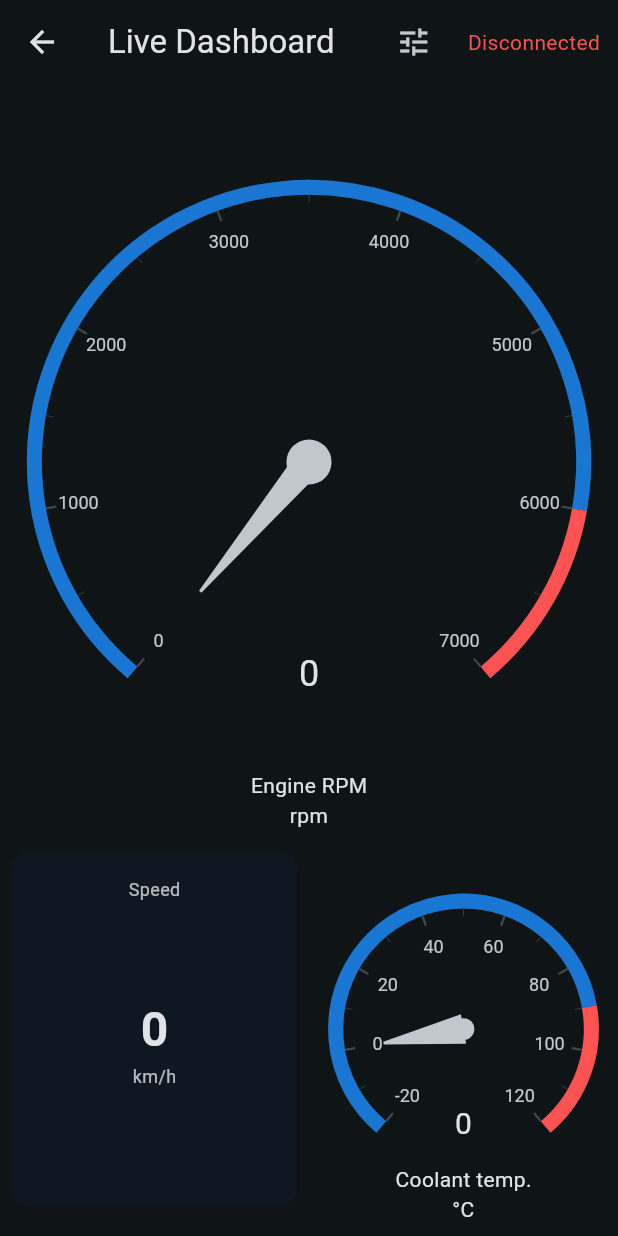
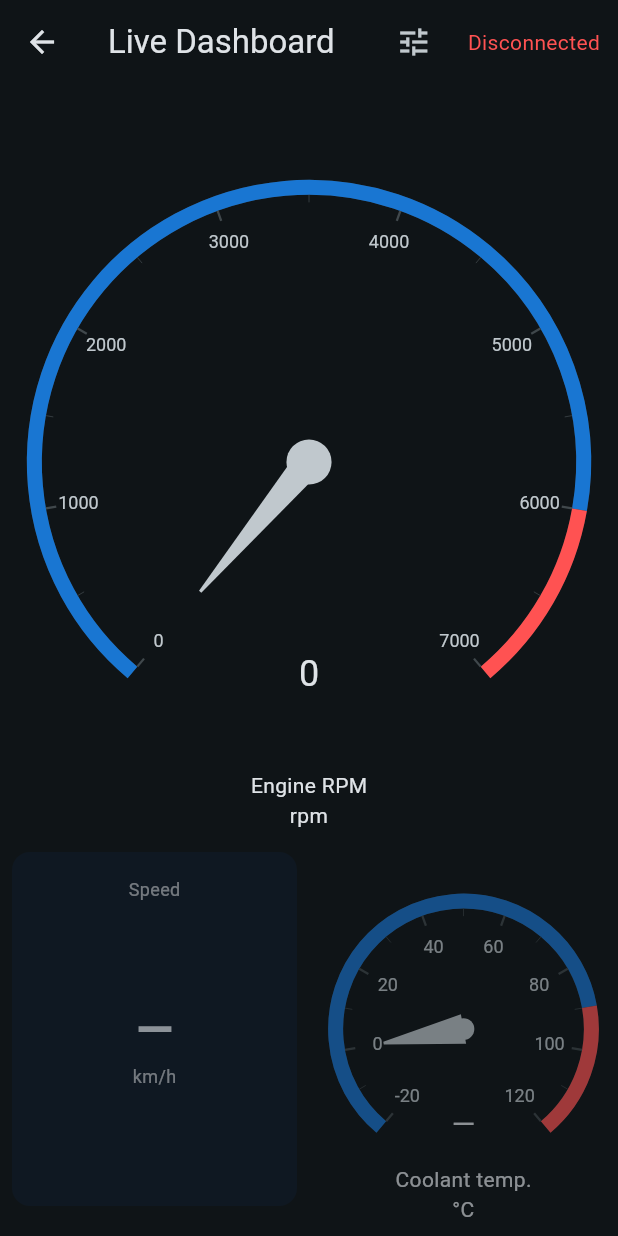
Before and after one commit to Phatjiro/CSA_PRO, a Flutter app: the DashboardScreen screen opened directly with empty values, on a phone screen of 412 x 824 dp. Run offline on Flutter 3.47's test engine with Material 3 defaults, Android fonts, the phone set to English and light mode, and no system bars; drawn by our look-alikes of syncfusion_flutter_gauges; our stand-ins replace fl_chart.

Commit message:
update log dashboard

```diff
--- a/flutter-car-scanner/lib/screens/dashboard_screen.dart
+++ b/flutter-car-scanner/lib/screens/dashboard_screen.dart
@@ -29,6 +29,8 @@ class DashboardScreen extends StatefulWidget {
 }
 
 class _DashboardScreenState extends State<DashboardScreen> {
+  static const Duration _staleAfter = Duration(seconds: 2);
+  final Map<Metric, DateTime> _lastUpdated = <Metric, DateTime>{};
   ObdLiveData _data = const ObdLiveData(
     engineRpm: 0,
     vehicleSpeedKmh: 0,
@@ -124,6 +126,7 @@ class _DashboardScreenState extends State<DashboardScreen> {
     widget.client.dataStream.listen((event) {
       setState(() {
         _data = event;
+        _markUpdatedFromEnabledPids();
       });
     });
     // Ban đầu, chỉ bật các PIDs cho trang 1 (RPM, Speed, Coolant)
@@ -210,122 +213,123 @@ class _DashboardScreenState extends State<DashboardScreen> {
   }
 
   Widget _metricTile(Metric m) {
+    final stale = _isStale(m);
     switch (m) {
       case Metric.speed:
-        return _tile('Speed', '${_data.vehicleSpeedKmh}', unit: 'km/h');
+        return _tile('Speed', stale ? '—' : '${_data.vehicleSpeedKmh}', unit: 'km/h', stale: stale);
       case Metric.coolant:
-        return _coolantGauge(_data.coolantTempC);
+        return _coolantGauge(_data.coolantTempC, stale: stale);
       case Metric.intake:
-        return _tile('Intake temp', '${_data.intakeTempC}', unit: '°C');
+        return _tile('Intake temp', stale ? '—' : '${_data.intakeTempC}', unit: '°C', stale: stale);
       case Metric.throttle:
-        return _tile('Throttle', '${_data.throttlePositionPercent}', unit: '%');
+        return _tile('Throttle', stale ? '—' : '${_data.throttlePositionPercent}', unit: '%', stale: stale);
       case Metric.fuel:
-        return _tile('Fuel level', '${_data.fuelLevelPercent}', unit: '%');
+        return _tile('Fuel level', stale ? '—' : '${_data.fuelLevelPercent}', unit: '%', stale: stale);
       case Metric.load:
-        return _tile('Engine load', '${_data.engineLoadPercent}', unit: '%');
+        return _tile('Engine load', stale ? '—' : '${_data.engineLoadPercent}', unit: '%', stale: stale);
       case Metric.map:
-        return _tile('MAP', '${_data.mapKpa}', unit: 'kPa');
+        return _tile('MAP', stale ? '—' : '${_data.mapKpa}', unit: 'kPa', stale: stale);
       case Metric.baro:
-        return _tile('Baro', '${_data.baroKpa}', unit: 'kPa');
+        return _tile('Baro', stale ? '—' : '${_data.baroKpa}', unit: 'kPa', stale: stale);
       case Metric.maf:
-        return _tile('MAF', '${_data.mafGs}', unit: 'g/s');
+        return _tile('MAF', stale ? '—' : '${_data.mafGs}', unit: 'g/s', stale: stale);
       case Metric.voltage:
-        return _tile('Voltage', _format1(_data.voltageV), unit: 'V');
+        return _tile('Voltage', stale ? '—' : _format1(_data.voltageV), unit: 'V', stale: stale);
       case Metric.ambient:
-        return _tile('Ambient', '${_data.ambientTempC}', unit: '°C');
+        return _tile('Ambient', stale ? '—' : '${_data.ambientTempC}', unit: '°C', stale: stale);
       case Metric.lambda:
-        return _tile('Lambda', _format2(_data.lambda));
+        return _tile('Lambda', stale ? '—' : _format2(_data.lambda), stale: stale);
       case Metric.rpm:
-        return _rpmGauge(_data.engineRpm);
+        return _rpmGauge(_data.engineRpm, stale: stale);
       // Extended mappings
       case Metric.fuelSystemStatus:
-        return _tile('Fuel system status', '${_data.fuelSystemStatus}');
+        return _tile('Fuel system status', stale ? '—' : '${_data.fuelSystemStatus}', stale: stale);
       case Metric.timingAdvance:
-        return _tile('Timing advance', '${_data.timingAdvance}', unit: '°');
+        return _tile('Timing advance', stale ? '—' : '${_data.timingAdvance}', unit: '°', stale: stale);
       case Metric.runtimeSinceStart:
-        return _tile('Runtime since start', '${_data.runtimeSinceStart}', unit: 's');
+        return _tile('Runtime since start', stale ? '—' : '${_data.runtimeSinceStart}', unit: 's', stale: stale);
       case Metric.distanceWithMIL:
-        return _tile('Distance with MIL', '${_data.distanceWithMIL}', unit: 'km');
+        return _tile('Distance with MIL', stale ? '—' : '${_data.distanceWithMIL}', unit: 'km', stale: stale);
       case Metric.commandedPurge:
-        return _tile('Commanded purge', '${_data.commandedPurge}', unit: '%');
+        return _tile('Commanded purge', stale ? '—' : '${_data.commandedPurge}', unit: '%', stale: stale);
       case Metric.warmupsSinceClear:
-        return _tile('Warm-ups since clear', '${_data.warmupsSinceClear}');
+        return _tile('Warm-ups since clear', stale ? '—' : '${_data.warmupsSinceClear}', stale: stale);
       case Metric.distanceSinceClear:
-        return _tile('Distance since clear', '${_data.distanceSinceClear}', unit: 'km');
+        return _tile('Distance since clear', stale ? '—' : '${_data.distanceSinceClear}', unit: 'km', stale: stale);
       case Metric.catalystTemp:
-        return _tile('Catalyst temp', '${_data.catalystTemp}', unit: '°C');
+        return _tile('Catalyst temp', stale ? '—' : '${_data.catalystTemp}', unit: '°C', stale: stale);
       case Metric.absoluteLoad:
-        return _tile('Absolute load', '${_data.absoluteLoad}', unit: '%');
+        return _tile('Absolute load', stale ? '—' : '${_data.absoluteLoad}', unit: '%', stale: stale);
       case Metric.commandedEquivRatio:
-        return _tile('Commanded equiv ratio', _format2(_data.commandedEquivRatio));
+        return _tile('Commanded equiv ratio', stale ? '—' : _format2(_data.commandedEquivRatio), stale: stale);
       case Metric.relativeThrottle:
-        return _tile('Relative throttle', '${_data.relativeThrottle}', unit: '%');
+        return _tile('Relative throttle', stale ? '—' : '${_data.relativeThrottle}', unit: '%', stale: stale);
       case Metric.absoluteThrottleB:
-        return _tile('Absolute throttle B', '${_data.absoluteThrottleB}', unit: '%');
+        return _tile('Absolute throttle B', stale ? '—' : '${_data.absoluteThrottleB}', unit: '%', stale: stale);
       case Metric.absoluteThrottleC:
-        return _tile('Absolute throttle C', '${_data.absoluteThrottleC}', unit: '%');
+        return _tile('Absolute throttle C', stale ? '—' : '${_data.absoluteThrottleC}', unit: '%', stale: stale);
       case Metric.pedalPositionD:
-        return _tile('Pedal position D', '${_data.pedalPositionD}', unit: '%');
+        return _tile('Pedal position D', stale ? '—' : '${_data.pedalPositionD}', unit: '%', stale: stale);
       case Metric.pedalPositionE:
-        return _tile('Pedal position E', '${_data.pedalPositionE}', unit: '%');
+        return _tile('Pedal position E', stale ? '—' : '${_data.pedalPositionE}', unit: '%', stale: stale);
       case Metric.pedalPositionF:
-        return _tile('Pedal position F', '${_data.pedalPositionF}', unit: '%');
+        return _tile('Pedal position F', stale ? '—' : '${_data.pedalPositionF}', unit: '%', stale: stale);
       case Metric.commandedThrottleActuator:
-        return _tile('Throttle actuator', '${_data.commandedThrottleActuator}', unit: '%');
+        return _tile('Throttle actuator', stale ? '—' : '${_data.commandedThrottleActuator}', unit: '%', stale: stale);
       case Metric.timeRunWithMIL:
-        return _tile('Time run with MIL', '${_data.timeRunWithMIL}', unit: 's');
+        return _tile('Time run with MIL', stale ? '—' : '${_data.timeRunWithMIL}', unit: 's', stale: stale);
       case Metric.timeSinceCodesCleared:
-        return _tile('Time since codes cleared', '${_data.timeSinceCodesCleared}', unit: 's');
+        return _tile('Time since codes cleared', stale ? '—' : '${_data.timeSinceCodesCleared}', unit: 's', stale: stale);
       case Metric.maxEquivRatio:
-        return _tile('Max equiv ratio', _format2(_data.maxEquivRatio));
+        return _tile('Max equiv ratio', stale ? '—' : _format2(_data.maxEquivRatio), stale: stale);
       case Metric.maxAirFlow:
-        return _tile('Max air flow', '${_data.maxAirFlow}', unit: 'g/s');
+        return _tile('Max air flow', stale ? '—' : '${_data.maxAirFlow}', unit: 'g/s', stale: stale);
       case Metric.fuelType:
-        return _tile('Fuel type', '${_data.fuelType}');
+        return _tile('Fuel type', stale ? '—' : '${_data.fuelType}', stale: stale);
       case Metric.ethanolFuel:
-        return _tile('Ethanol fuel %', '${_data.ethanolFuel}', unit: '%');
+        return _tile('Ethanol fuel %', stale ? '—' : '${_data.ethanolFuel}', unit: '%', stale: stale);
       case Metric.absEvapPressure:
-        return _tile('Abs evap pressure', '${_data.absEvapPressure}', unit: 'kPa');
+        return _tile('Abs evap pressure', stale ? '—' : '${_data.absEvapPressure}', unit: 'kPa', stale: stale);
       case Metric.evapPressure:
-        return _tile('Evap pressure', '${_data.evapPressure}', unit: 'kPa');
+        return _tile('Evap pressure', stale ? '—' : '${_data.evapPressure}', unit: 'kPa', stale: stale);
       case Metric.shortTermO2Trim1:
-        return _tile('ST O2 trim 1', '${_data.shortTermO2Trim1}', unit: '%');
+        return _tile('ST O2 trim 1', stale ? '—' : '${_data.shortTermO2Trim1}', unit: '%', stale: stale);
       case Metric.longTermO2Trim1:
-        return _tile('LT O2 trim 1', '${_data.longTermO2Trim1}', unit: '%');
+        return _tile('LT O2 trim 1', stale ? '—' : '${_data.longTermO2Trim1}', unit: '%', stale: stale);
       case Metric.shortTermO2Trim2:
-        return _tile('ST O2 trim 2', '${_data.shortTermO2Trim2}', unit: '%');
+        return _tile('ST O2 trim 2', stale ? '—' : '${_data.shortTermO2Trim2}', unit: '%', stale: stale);
       case Metric.longTermO2Trim2:
-        return _tile('LT O2 trim 2', '${_data.longTermO2Trim2}', unit: '%');
+        return _tile('LT O2 trim 2', stale ? '—' : '${_data.longTermO2Trim2}', unit: '%', stale: stale);
       case Metric.shortTermO2Trim3:
-        return _tile('ST O2 trim 3', '${_data.shortTermO2Trim3}', unit: '%');
+        return _tile('ST O2 trim 3', stale ? '—' : '${_data.shortTermO2Trim3}', unit: '%', stale: stale);
       case Metric.longTermO2Trim3:
-        return _tile('LT O2 trim 3', '${_data.longTermO2Trim3}', unit: '%');
+        return _tile('LT O2 trim 3', stale ? '—' : '${_data.longTermO2Trim3}', unit: '%', stale: stale);
       case Metric.shortTermO2Trim4:
-        return _tile('ST O2 trim 4', '${_data.shortTermO2Trim4}', unit: '%');
+        return _tile('ST O2 trim 4', stale ? '—' : '${_data.shortTermO2Trim4}', unit: '%', stale: stale);
       case Metric.longTermO2Trim4:
-        return _tile('LT O2 trim 4', '${_data.longTermO2Trim4}', unit: '%');
+        return _tile('LT O2 trim 4', stale ? '—' : '${_data.longTermO2Trim4}', unit: '%', stale: stale);
       case Metric.catalystTemp1:
-        return _tile('Catalyst temp 1', '${_data.catalystTemp1}', unit: '°C');
+        return _tile('Catalyst temp 1', stale ? '—' : '${_data.catalystTemp1}', unit: '°C', stale: stale);
       case Metric.catalystTemp2:
-        return _tile('Catalyst temp 2', '${_data.catalystTemp2}', unit: '°C');
+        return _tile('Catalyst temp 2', stale ? '—' : '${_data.catalystTemp2}', unit: '°C', stale: stale);
       case Metric.catalystTemp3:
-        return _tile('Catalyst temp 3', '${_data.catalystTemp3}', unit: '°C');
+        return _tile('Catalyst temp 3', stale ? '—' : '${_data.catalystTemp3}', unit: '°C', stale: stale);
       case Metric.catalystTemp4:
-        return _tile('Catalyst temp 4', '${_data.catalystTemp4}', unit: '°C');
+        return _tile('Catalyst temp 4', stale ? '—' : '${_data.catalystTemp4}', unit: '°C', stale: stale);
       case Metric.fuelPressure:
-        return _tile('Fuel pressure', '${_data.fuelPressure}', unit: 'kPa');
+        return _tile('Fuel pressure', stale ? '—' : '${_data.fuelPressure}', unit: 'kPa', stale: stale);
       case Metric.shortTermFuelTrim1:
-        return _tile('ST fuel trim 1', '${_data.shortTermFuelTrim1}', unit: '%');
+        return _tile('ST fuel trim 1', stale ? '—' : '${_data.shortTermFuelTrim1}', unit: '%', stale: stale);
       case Metric.longTermFuelTrim1:
-        return _tile('LT fuel trim 1', '${_data.longTermFuelTrim1}', unit: '%');
+        return _tile('LT fuel trim 1', stale ? '—' : '${_data.longTermFuelTrim1}', unit: '%', stale: stale);
       case Metric.shortTermFuelTrim2:
-        return _tile('ST fuel trim 2', '${_data.shortTermFuelTrim2}', unit: '%');
+        return _tile('ST fuel trim 2', stale ? '—' : '${_data.shortTermFuelTrim2}', unit: '%', stale: stale);
       case Metric.longTermFuelTrim2:
-        return _tile('LT fuel trim 2', '${_data.longTermFuelTrim2}', unit: '%');
+        return _tile('LT fuel trim 2', stale ? '—' : '${_data.longTermFuelTrim2}', unit: '%', stale: stale);
     }
   }
 
-  Widget _tile(String title, String value, {String? unit}) {
+  Widget _tile(String title, String value, {String? unit, bool stale = false}) {
     return Container(
       margin: const EdgeInsets.all(8),
       decoration: BoxDecoration(
@@ -333,7 +337,9 @@ class _DashboardScreenState extends State<DashboardScreen> {
         borderRadius: BorderRadius.circular(12),
       ),
       padding: const EdgeInsets.all(16),
-      child: Column(
+      child: Opacity(
+        opacity: stale ? 0.6 : 1,
+        child: Column(
         mainAxisAlignment: MainAxisAlignment.center,
         crossAxisAlignment: CrossAxisAlignment.center,
         children: [
@@ -345,16 +351,19 @@ class _DashboardScreenState extends State<DashboardScreen> {
           const Spacer(),
         ],
       ),
+    ),
     );
   }
 
   String _format1(double v) => v.toStringAsFixed(1);
   String _format2(double v) => v.toStringAsFixed(2);
 
-  Widget _rpmGauge(int rpm) {
+  Widget _rpmGauge(int rpm, {bool stale = false}) {
     return Padding(
       padding: const EdgeInsets.all(8),
-      child: SfRadialGauge(axes: <RadialAxis>[
+      child: Opacity(
+        opacity: stale ? 0.6 : 1,
+        child: SfRadialGauge(axes: <RadialAxis>[
         RadialAxis(
           minimum: 0,
           maximum: 7000,
@@ -367,18 +376,21 @@ class _DashboardScreenState extends State<DashboardScreen> {
             NeedlePointer(value: rpm.toDouble()),
           ],
           annotations: <GaugeAnnotation>[
-            GaugeAnnotation(widget: Text('$rpm', style: const TextStyle(fontSize: 24)), positionFactor: 0.75, angle: 90),
+            GaugeAnnotation(widget: Text(stale ? '—' : '$rpm', style: const TextStyle(fontSize: 24)), positionFactor: 0.75, angle: 90),
             const GaugeAnnotation(widget: Text('Engine RPM\nrpm', textAlign: TextAlign.center), angle: 90, positionFactor: 1.2),
           ],
         )
       ]),
+      ),
     );
   }
 
-  Widget _coolantGauge(int tempC) {
+  Widget _coolantGauge(int tempC, {bool stale = false}) {
     return Padding(
       padding: const EdgeInsets.all(8),
-      child: SfRadialGauge(axes: <RadialAxis>[
+      child: Opacity(
+        opacity: stale ? 0.6 : 1,
+        child: SfRadialGauge(axes: <RadialAxis>[
         RadialAxis(
           minimum: -20,
           maximum: 120,
@@ -390,11 +402,12 @@ class _DashboardScreenState extends State<DashboardScreen> {
             NeedlePointer(value: tempC.toDouble()),
           ],
           annotations: <GaugeAnnotation>[
-            GaugeAnnotation(widget: Text('$tempC', style: const TextStyle(fontSize: 20)), positionFactor: 0.7, angle: 90),
+            GaugeAnnotation(widget: Text(stale ? '—' : '$tempC', style: const TextStyle(fontSize: 20)), positionFactor: 0.7, angle: 90),
             const GaugeAnnotation(widget: Text('Coolant temp.\n°C', textAlign: TextAlign.center), angle: 90, positionFactor: 1.22),
           ],
         )
       ]),
+      ),
     );
   }
 
@@ -570,6 +583,78 @@ class _DashboardScreenState extends State<DashboardScreen> {
     widget.client.setEnabledPids(pids);
   }
 
+  void _markUpdatedFromEnabledPids() {
+    final pids = widget.client.enabledPids;
+    final now = DateTime.now();
+    for (final pid in pids) {
+      final metric = _pidToMetric(pid);
+      if (metric != null) {
+        _lastUpdated[metric] = now;
+      }
+    }
+  }
+
+  Metric? _pidToMetric(String pid) {
+    switch (pid) {
+      case '010C': return Metric.rpm;
+      case '010D': return Metric.speed;
+      case '0105': return Metric.coolant;
+      case '010F': return Metric.intake;
+      case '0111': return Metric.throttle;
+      case '012F': return Metric.fuel;
+      case '0104': return Metric.load;
+      case '010B': return Metric.map;
+      case '0133': return Metric.baro;
+      case '0110': return Metric.maf;
+      case '0142': return Metric.voltage;
+      case '0146': return Metric.ambient;
+      case '015E': return Metric.lambda;
+      case '0103': return Metric.fuelSystemStatus;
+      case '010E': return Metric.timingAdvance;
+      case '011F': return Metric.runtimeSinceStart;
+      case '0121': return Metric.distanceWithMIL;
+      case '012E': return Metric.commandedPurge;
+      case '0130': return Metric.warmupsSinceClear;
+      case '0131': return Metric.distanceSinceClear;
+      case '013C': return Metric.catalystTemp;
+      case '0143': return Metric.absoluteLoad;
+      case '0144': return Metric.commandedEquivRatio;
+      case '0145': return Metric.relativeThrottle;
+      case '0147': return Metric.absoluteThrottleB;
+      case '0148': return Metric.absoluteThrottleC;
+      case '0149': return Metric.pedalPositionD;
+      case '014A': return Metric.pedalPositionE;
+      case '014B': return Metric.pedalPositionF;
+      case '014C': return Metric.commandedThrottleActuator;
+      case '014D': return Metric.timeRunWithMIL;
+      case '014E': return Metric.timeSinceCodesCleared;
+      case '014F': return Metric.maxEquivRatio;
+      case '0150': return Metric.maxAirFlow;
+      case '0151': return Metric.fuelType;
+      case '0152': return Metric.ethanolFuel;
+      case '0153': return Metric.absEvapPressure;
+      case '0154': return Metric.evapPressure;
+      case '0155': return Metric.shortTermO2Trim1;
+      case '0156': return Metric.longTermO2Trim1;
+      case '0157': return Metric.shortTermO2Trim2;
+      case '0158': return Metric.longTermO2Trim2;
+      case '0159': return Metric.shortTermO2Trim3;
+      case '015A': return Metric.longTermO2Trim3;
+      case '015B': return Metric.shortTermO2Trim4;
+      case '015C': return Metric.longTermO2Trim4;
+      case '015D': return Metric.catalystTemp1;
+      case '015F': return Metric.catalystTemp2;
+      case '0160': return Metric.catalystTemp3;
+      case '010A': return Metric.fuelPressure;
+    }
+    return null;
+  }
+
+  bool _isStale(Metric m) {
+    final t = _lastUpdated[m];
+    if (t == null) return true;
+    return DateTime.now().difference(t) > _staleAfter;
+  }
   Set<String> _metricsToPids(List<Metric> ms) {
     final set = <String>{};
     for (final m in ms) {
--- a/flutter-car-scanner/lib/services/obd_client.dart
+++ b/flutter-car-scanner/lib/services/obd_client.dart
@@ -23,6 +23,7 @@ class ObdClient {
     _enabledPids = {...pids};
   }
   bool _enabled(String pid) => _enabledPids.contains(pid);
+  Set<String> get enabledPids => _enabledPids;
 
   ObdClient({required this.host, required this.port});
 
```
Also changed, not shown: 1 other file.
